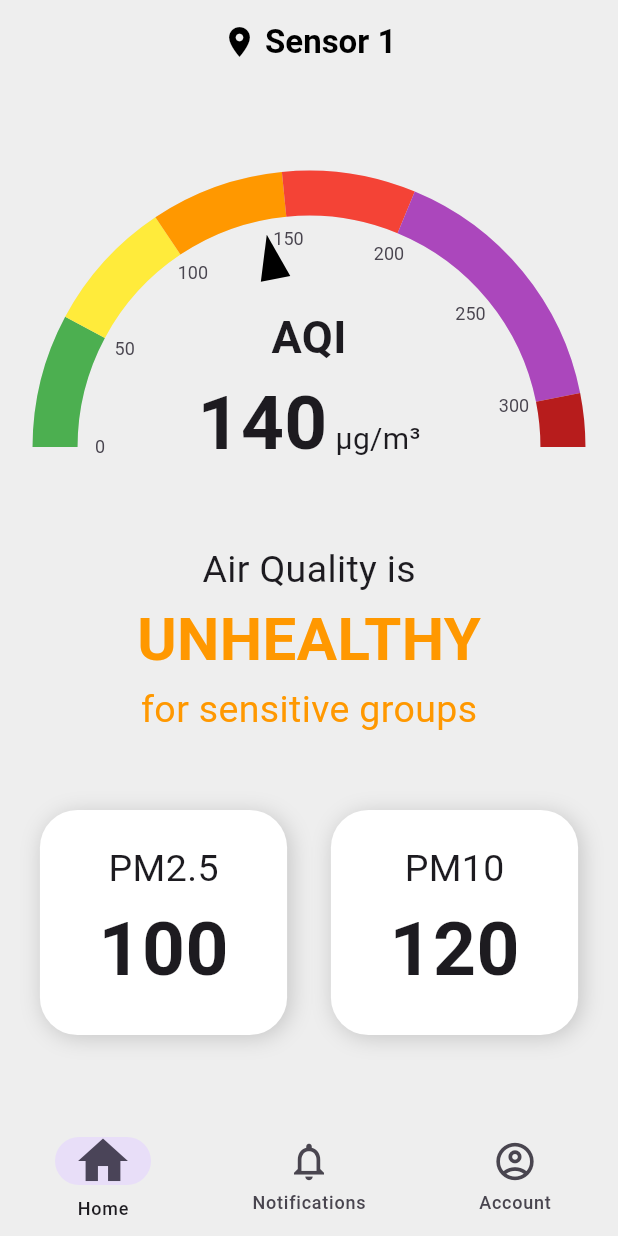
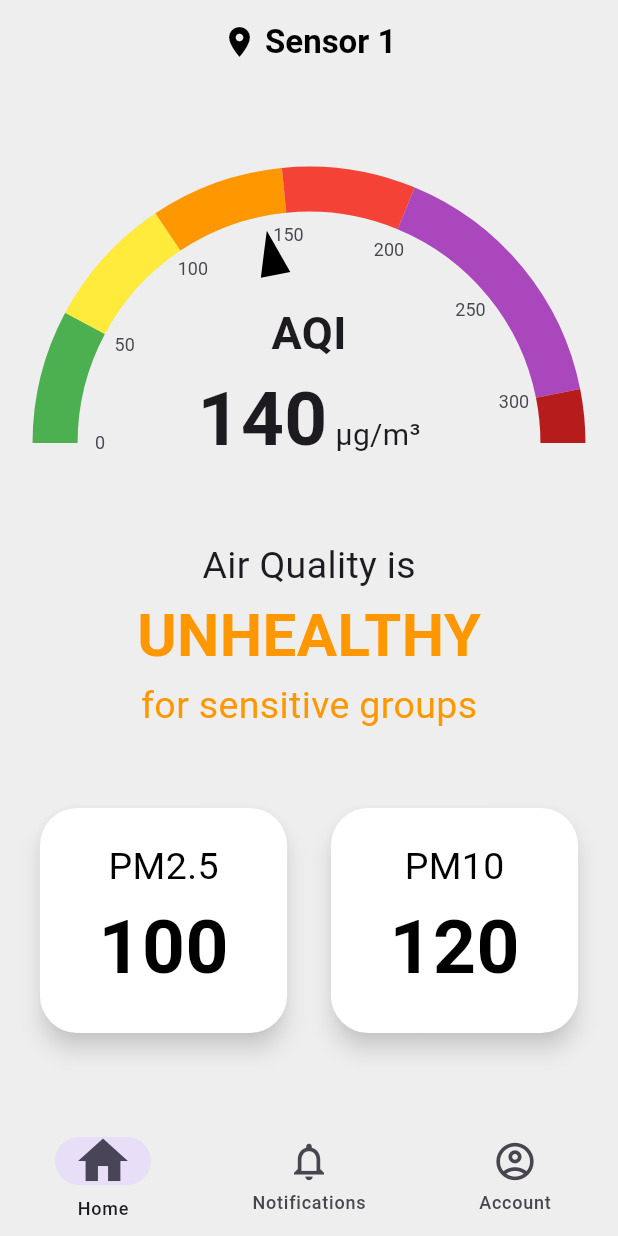
Before and after one commit to aayushman950/Air-Quality-Monitoring-System, a Flutter app: the screen it shows after launch, on a phone screen of 412 x 824 dp. Run offline on Flutter 3.47's test engine with Material 3 defaults, Android fonts, the phone set to English and light mode, and no system bars; drawn by our look-alikes of syncfusion_flutter_gauges; our stand-ins replace shared_preferences.

Commit message:
adding styling

```diff
--- a/aqms/lib/themes/dark_theme.dart
+++ b/aqms/lib/themes/dark_theme.dart
@@ -1,6 +1,8 @@
 import 'package:flutter/material.dart';
 
 // ThemeData for Dark Theme
+
+// you need to restart the app after making changes to see the changes
 
 final ThemeData darkTheme = ThemeData(
   brightness: Brightness.dark,
--- a/aqms/lib/themes/light_theme.dart
+++ b/aqms/lib/themes/light_theme.dart
@@ -1,6 +1,9 @@
 import 'package:flutter/material.dart';
 
 // ThemeData for Light Theme
+
+// you need to restart the app after making changes to see the changes
+
 
 final ThemeData lightTheme = ThemeData(
   brightness: Brightness.light,
--- a/aqms/lib/widgets/pm_tile.dart
+++ b/aqms/lib/widgets/pm_tile.dart
@@ -1,6 +1,14 @@
 import 'package:aqms/models/theme_model.dart';
 import 'package:flutter/material.dart';
 import 'package:provider/provider.dart';
+
+
+/*
+
+TODO: Make onTap of InkWell go to detailed PM Screen
+
+*/
+
 
 class PMTile extends StatelessWidget {
   final num pmType;
@@ -14,20 +22,23 @@ class PMTile extends StatelessWidget {
 
     bool isDarkMode = Provider.of<ThemeModel>(context).isDarkMode;
 
-    return Container(
+    return Card(
+      clipBehavior: Clip.hardEdge,
+      elevation: 6, // Adds elevation to give a Material design look
+      shape: RoundedRectangleBorder(
+        borderRadius: BorderRadius.circular(25),
+        side: isDarkMode
+            ? BorderSide(color: Colors.grey.shade800, width: 1.5) // Add border in dark mode
+            : BorderSide.none,
+      ),
+      color: isDarkMode ? Colors.black : Colors.white,
+      shadowColor: isDarkMode ? Colors.white.withOpacity(0.5) : Colors.grey.withOpacity(0.5),
+      child: InkWell(
+        onTap: () {}, // go to detailed PM screen
+        splashColor: Colors.grey.withAlpha(50),
+        child: Container(
           width: screenWidth * 0.4,
           height: 150,
-      decoration: BoxDecoration(
-          color: isDarkMode? Colors.black: Colors.white,
-          borderRadius: BorderRadius.circular(25),
-          boxShadow: [
-            BoxShadow(
-              color: isDarkMode? Colors.white.withOpacity(0.5) : Colors.grey.withOpacity(0.5),
-              blurRadius: 12,
-              offset: const Offset(2, 2),
-            ),
-          ]),
-      child: Padding(
           padding: const EdgeInsets.symmetric(horizontal: 32, vertical: 12),
           child: Center(
             child: Column(
@@ -35,21 +46,24 @@ class PMTile extends StatelessWidget {
               children: [
                 Text(
                   "PM$pmType",
-                style: const TextStyle(
+                  style: TextStyle(
                     fontSize: 25,
+                    color: isDarkMode ? Colors.white : Colors.black,
                   ),
                 ),
                 Text(
                   pmValue.toString(),
-                style: const TextStyle(
+                  style: TextStyle(
                     fontSize: 50,
                     fontWeight: FontWeight.bold,
+                    color: isDarkMode ? Colors.white : Colors.black,
                   ),
                 ),
               ],
             ),
           ),
         ),
+      ),
     );
   }
 }
```
Lines whose indentation alone changed are shown as unchanged.
